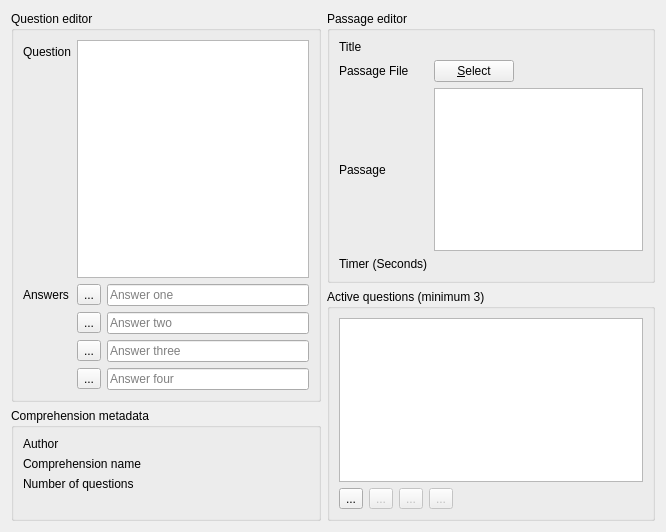
BuildmLearn/BuildmLearn-Toolkit, file src/templates/comprehension/comprehensioneditor.ui: the form before one commit.
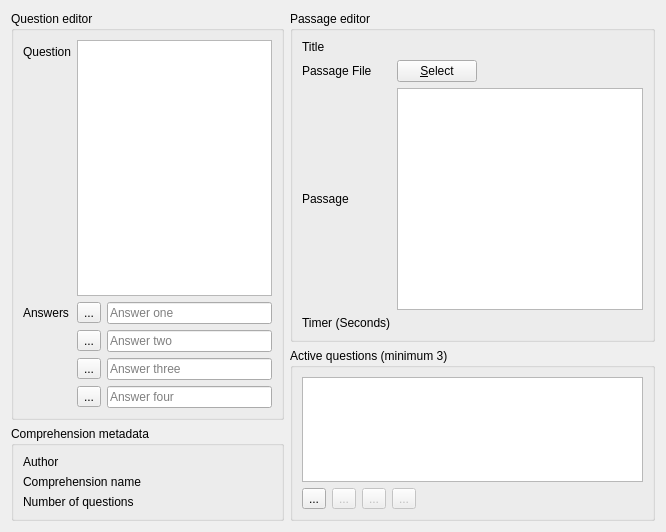
The form after the commit. Custom widgets are drawn as their Qt base class.

Commit message: Correct editor ui layout

```diff
--- a/src/templates/comprehension/comprehensioneditor.ui
+++ b/src/templates/comprehension/comprehensioneditor.ui
@@ -16,6 +16,12 @@
   <layout class="QGridLayout" name="gridLayout">
    <item row="0" column="0" rowspan="3">
     <widget class="QGroupBox" name="m_groupQuestionEditor">
+     <property name="sizePolicy">
+      <sizepolicy hsizetype="Preferred" vsizetype="Preferred">
+       <horstretch>3</horstretch>
+       <verstretch>1</verstretch>
+      </sizepolicy>
+     </property>
      <property name="title">
       <string>Question editor</string>
      </property>
@@ -34,8 +40,8 @@
        <widget class="MaxLengthTextEdit" name="m_txtQuestion">
         <property name="sizePolicy">
          <sizepolicy hsizetype="Expanding" vsizetype="Expanding">
-          <horstretch>1</horstretch>
-          <verstretch>1</verstretch>
+          <horstretch>0</horstretch>
+          <verstretch>0</verstretch>
          </sizepolicy>
         </property>
         <property name="horizontalScrollBarPolicy">
@@ -140,6 +146,12 @@
    </item>
    <item row="0" column="1" rowspan="2" colspan="2">
     <widget class="QGroupBox" name="m_groupPassageEditor">
+     <property name="sizePolicy">
+      <sizepolicy hsizetype="Preferred" vsizetype="Preferred">
+       <horstretch>2</horstretch>
+       <verstretch>3</verstretch>
+      </sizepolicy>
+     </property>
      <property name="title">
       <string>Passage editor</string>
      </property>
@@ -279,6 +291,12 @@
    </item>
    <item row="2" column="1" rowspan="2" colspan="2">
     <widget class="QGroupBox" name="groupBox_2">
+     <property name="sizePolicy">
+      <sizepolicy hsizetype="Preferred" vsizetype="Preferred">
+       <horstretch>0</horstretch>
+       <verstretch>1</verstretch>
+      </sizepolicy>
+     </property>
      <property name="title">
       <string>Active questions (minimum 3)</string>
      </property>
```
